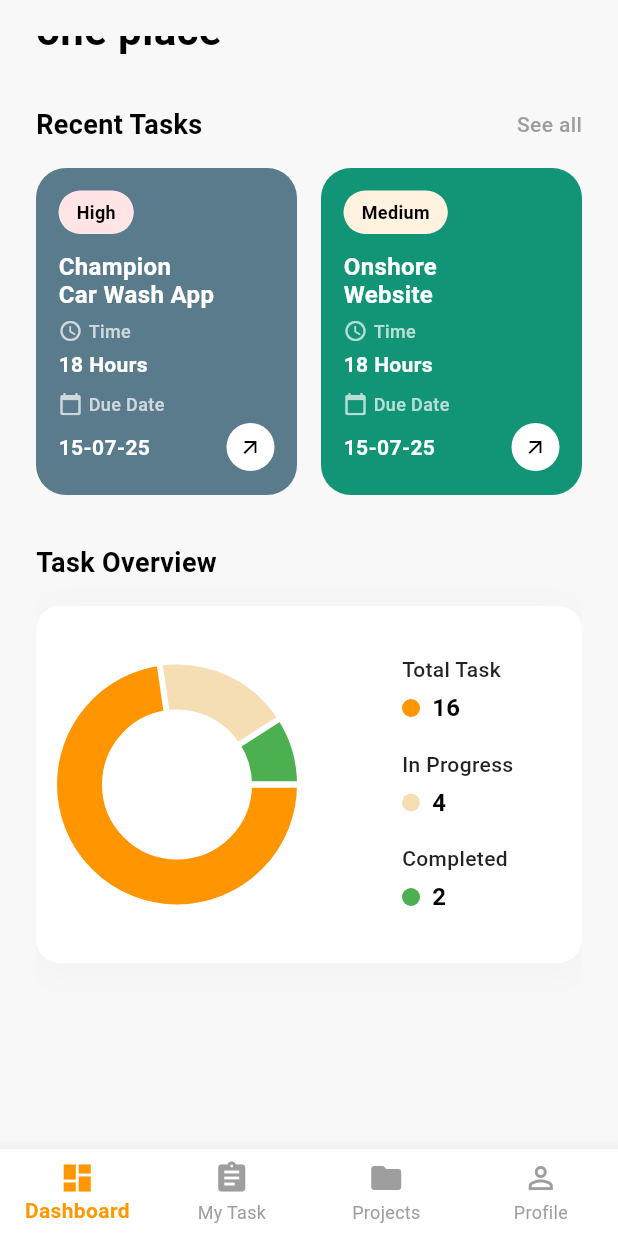
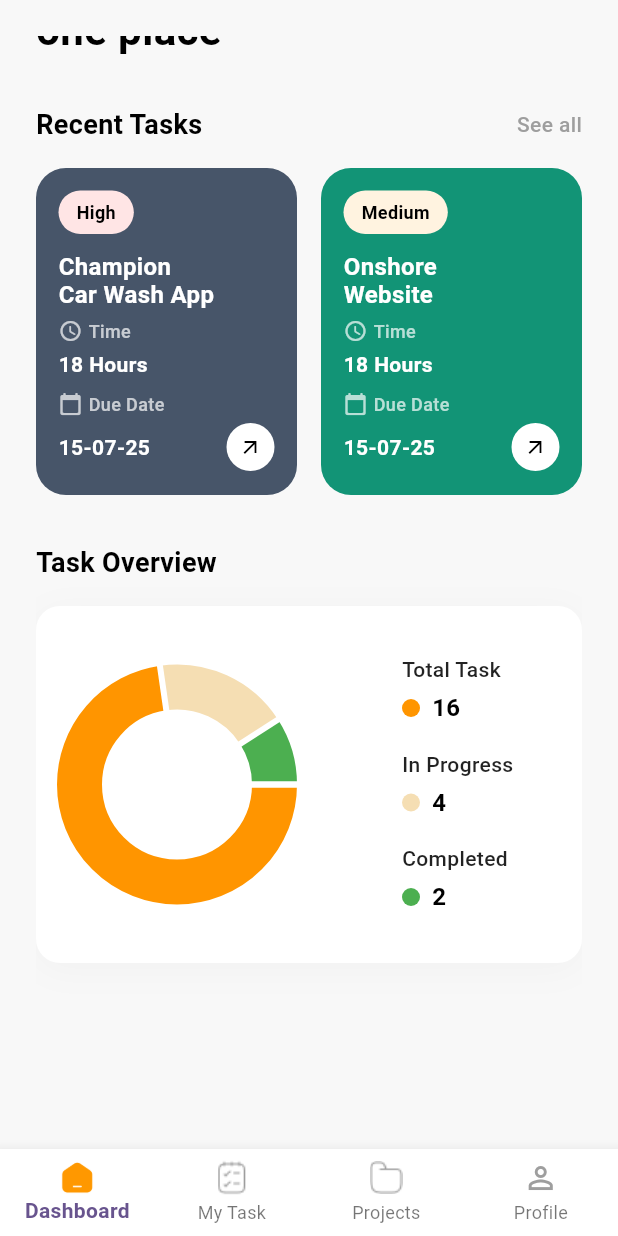
Before and after one commit to teambackoffice/tbo_app, a Flutter app: the screen it shows after launch, scrolled down 146 dp, on a phone screen of 412 x 824 dp. Run offline on Flutter 3.47's test engine with Material 3 defaults, Android fonts, the light colour scheme and no system bars; drawn by our look-alikes of fl_chart; network calls fail.

Commit message:
HomePage completed

```diff
--- a/lib/view/employee/bottom_navigation/bottom_navigation.dart
+++ b/lib/view/employee/bottom_navigation/bottom_navigation.dart
@@ -34,27 +34,43 @@ class _BottomNavigationState extends State<BottomNavigation> {
       bottomNavigationBar: BottomNavigationBar(
         currentIndex: _selectedIndex,
         onTap: _onItemTapped,
-        selectedItemColor: Colors.orange,
-        unselectedItemColor: Colors.grey,
         type: BottomNavigationBarType.fixed,
         backgroundColor: Colors.white,
         elevation: 8,
         selectedLabelStyle: const TextStyle(fontWeight: FontWeight.w600),
-        items: const [
+        items: [
           BottomNavigationBarItem(
-            icon: Icon(Icons.dashboard),
+            icon: Image.asset(
+              'assets/home.png',
+              width: 24,
+              height: 24,
+              color: _selectedIndex == 0 ? Colors.orange : Colors.grey,
+            ),
             label: "Dashboard",
           ),
           BottomNavigationBarItem(
-            icon: Icon(Icons.assignment),
+            icon: Image.asset(
+              'assets/task.png',
+              width: 24,
+              height: 24,
+              color: _selectedIndex == 1 ? Colors.orange : Colors.grey,
+            ),
             label: "My Task",
           ),
           BottomNavigationBarItem(
-            icon: Icon(Icons.folder),
+            icon: Image.asset(
+              'assets/projects.png',
+              width: 24,
+              height: 24,
+              color: _selectedIndex == 2 ? Colors.orange : Colors.grey,
+            ),
             label: "Projects",
           ),
           BottomNavigationBarItem(
-            icon: Icon(Icons.person_outline_sharp),
+            icon: Icon(
+              Icons.person_outline_sharp,
+              color: _selectedIndex == 3 ? Colors.orange : Colors.grey,
+            ),
             label: "Profile",
           ),
         ],
--- a/lib/view/employee/mainscreen/homepage.dart
+++ b/lib/view/employee/mainscreen/homepage.dart
@@ -1,5 +1,5 @@
+import 'package:fl_chart/fl_chart.dart';
 import 'package:flutter/material.dart';
-import 'package:fl_chart/fl_chart.dart';
 
 class Homepage extends StatelessWidget {
   const Homepage({super.key});
@@ -141,7 +141,7 @@ class Homepage extends StatelessWidget {
                         padding: const EdgeInsets.all(15),
                         height: 218,
                         decoration: BoxDecoration(
-                          color: const Color(0xFF5A7B8C),
+                          color: const Color(0xFF475569),
                           borderRadius: BorderRadius.circular(20),
                         ),
                         child: Column(
@@ -149,7 +149,9 @@ class Homepage extends StatelessWidget {
                           children: [
                             Container(
                               padding: const EdgeInsets.symmetric(
-                                  horizontal: 12, vertical: 6),
+                                horizontal: 12,
+                                vertical: 6,
+                              ),
                               decoration: BoxDecoration(
                                 color: const Color(0xFFFFE5E5),
                                 borderRadius: BorderRadius.circular(20),
@@ -176,8 +178,11 @@ class Homepage extends StatelessWidget {
                             const SizedBox(height: 6),
                             Row(
                               children: [
-                                const Icon(Icons.access_time_rounded,
-                                    color: Colors.white70, size: 16),
+                                const Icon(
+                                  Icons.access_time_rounded,
+                                  color: Colors.white70,
+                                  size: 16,
+                                ),
                                 const SizedBox(width: 4),
                                 Text(
                                   "Time",
@@ -201,8 +206,11 @@ class Homepage extends StatelessWidget {
                             const SizedBox(height: 8),
                             Row(
                               children: [
-                                const Icon(Icons.calendar_today_rounded,
-                                    color: Colors.white70, size: 16),
+                                const Icon(
+                                  Icons.calendar_today_rounded,
+                                  color: Colors.white70,
+                                  size: 16,
+                                ),
                                 const SizedBox(width: 4),
                                 Text(
                                   "Due Date",
@@ -258,7 +266,9 @@ class Homepage extends StatelessWidget {
                           children: [
                             Container(
                               padding: const EdgeInsets.symmetric(
-                                  horizontal: 12, vertical: 6),
+                                horizontal: 12,
+                                vertical: 6,
+                              ),
                               decoration: BoxDecoration(
                                 color: const Color(0xFFFFF3E0),
                                 borderRadius: BorderRadius.circular(20),
@@ -285,8 +295,11 @@ class Homepage extends StatelessWidget {
                             const SizedBox(height: 6),
                             Row(
                               children: [
-                                const Icon(Icons.access_time_rounded,
-                                    color: Colors.white70, size: 16),
+                                const Icon(
+                                  Icons.access_time_rounded,
+                                  color: Colors.white70,
+                                  size: 16,
+                                ),
                                 const SizedBox(width: 4),
                                 Text(
                                   "Time",
@@ -310,8 +323,11 @@ class Homepage extends StatelessWidget {
                             const SizedBox(height: 8),
                             Row(
                               children: [
-                                const Icon(Icons.calendar_today_rounded,
-                                    color: Colors.white70, size: 16),
+                                const Icon(
+                                  Icons.calendar_today_rounded,
+                                  color: Colors.white70,
+                                  size: 16,
+                                ),
                                 const SizedBox(width: 4),
                                 Text(
                                   "Due Date",
@@ -487,10 +503,7 @@ class Indicator extends StatelessWidget {
             Container(
               width: 12,
               height: 12,
-              decoration: BoxDecoration(
-                color: color,
-                shape: BoxShape.circle,
-              ),
+              decoration: BoxDecoration(color: color, shape: BoxShape.circle),
             ),
             const SizedBox(width: 8),
             Text(
--- a/pubspec.yaml
+++ b/pubspec.yaml
@@ -59,7 +59,8 @@ flutter:
   uses-material-design: true
 
   # To add assets to your application, add an assets section, like this:
-  # assets:
+  assets:
+    -  assets/
   #   - images/a_dot_burr.jpeg
   #   - images/a_dot_ham.jpeg
 
```
Also changed, not shown: assets/home.png (added), assets/projects.png (added), assets/task.png (added). Lines whose indentation alone changed are shown as unchanged.
